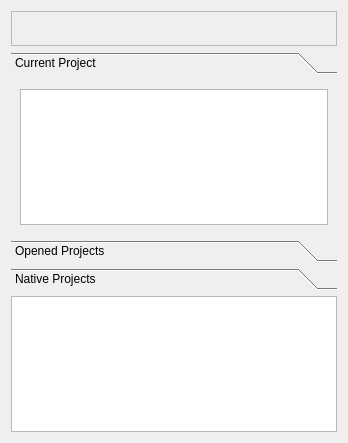
Before: the Qt Designer form v2/branches/xupmanager/gui/XUPProjectManager.ui in testmana2/mks, drawn with Qt 5.
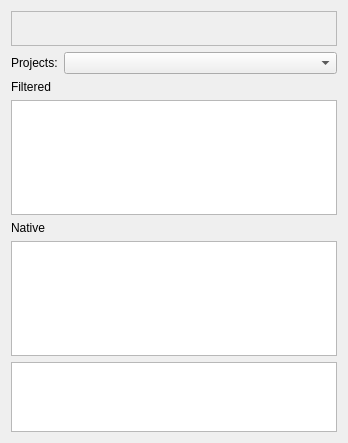
After: the same form once the commit is applied.

Commit message: Made XUPItem able to have custom label for variable name

Diff of the .ui file:
```diff
--- a/v2/branches/xupmanager/gui/XUPProjectManager.ui
+++ b/v2/branches/xupmanager/gui/XUPProjectManager.ui
@@ -71,65 +71,52 @@
     </widget>
    </item>
    <item>
-    <widget class="QToolBox" name="tbPages" >
-     <property name="currentIndex" >
-      <number>0</number>
+    <layout class="QHBoxLayout" name="horizontalLayout_2" >
+     <item>
+      <widget class="QLabel" name="lProjects" >
+       <property name="sizePolicy" >
+        <sizepolicy vsizetype="Preferred" hsizetype="Maximum" >
+         <horstretch>0</horstretch>
+         <verstretch>0</verstretch>
+        </sizepolicy>
+       </property>
+       <property name="text" >
+        <string>Projects:</string>
+       </property>
+      </widget>
+     </item>
+     <item>
+      <widget class="QComboBox" name="cbProjects" />
+     </item>
+    </layout>
+   </item>
+   <item>
+    <widget class="QLabel" name="label" >
+     <property name="text" >
+      <string>Filtered</string>
      </property>
-     <widget class="QWidget" name="wCurrentProject" >
-      <property name="geometry" >
-       <rect>
-        <x>0</x>
-        <y>0</y>
-        <width>330</width>
-        <height>145</height>
-       </rect>
-      </property>
-      <attribute name="label" >
-       <string>Current Project</string>
-      </attribute>
-      <layout class="QVBoxLayout" name="verticalLayout_2" >
-       <item>
-        <widget class="QTreeView" name="tvCurrentProject" />
-       </item>
-      </layout>
-     </widget>
-     <widget class="QWidget" name="wOpenedProjects" >
-      <attribute name="label" >
-       <string>Opened Projects</string>
-      </attribute>
-      <layout class="QVBoxLayout" name="verticalLayout_4" >
-       <item>
-        <widget class="QListWidget" name="lwOpenedProjects" />
-       </item>
-      </layout>
-     </widget>
-     <widget class="QWidget" name="wProjectsNative" >
-      <property name="geometry" >
-       <rect>
-        <x>0</x>
-        <y>0</y>
-        <width>319</width>
-        <height>145</height>
-       </rect>
-      </property>
-      <attribute name="label" >
-       <string>Native Projects</string>
-      </attribute>
-      <layout class="QVBoxLayout" name="verticalLayout_3" >
-       <item>
-        <widget class="QTreeView" name="tvNative" />
-       </item>
-      </layout>
-     </widget>
     </widget>
    </item>
+   <item>
+    <widget class="QTreeView" name="tvCurrentProject" />
+   </item>
+   <item>
+    <widget class="QLabel" name="label_2" >
+     <property name="text" >
+      <string>Native</string>
+     </property>
+    </widget>
+   </item>
+   <item>
+    <widget class="QTreeView" name="tvNative" />
+   </item>
    <item>
     <widget class="QPlainTextEdit" name="pteLog" >
-     <property name="sizePolicy" >
-      <sizepolicy vsizetype="Maximum" hsizetype="Expanding" >
-       <horstretch>0</horstretch>
-       <verstretch>0</verstretch>
-      </sizepolicy>
+     <property name="maximumSize" >
+      <size>
+       <width>16777215</width>
+       <height>100</height>
+      </size>
      </property>
     </widget>
    </item>
```
The commit also changes 9 other files.
